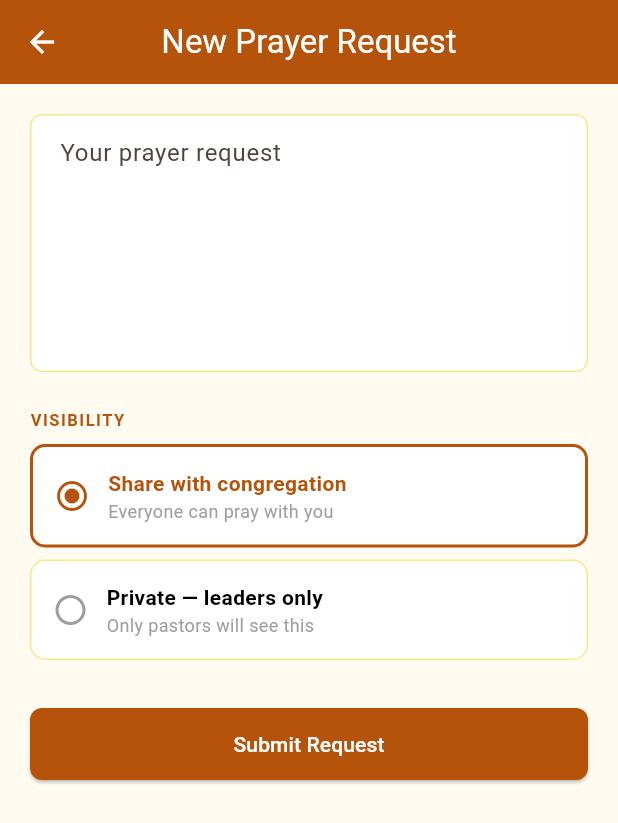
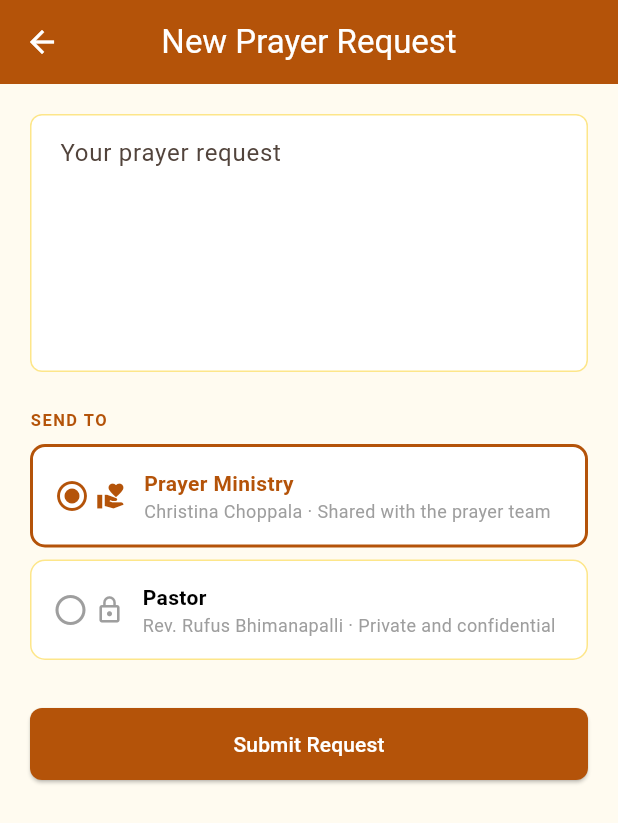
Before and after one commit to ebhatt/tcfc-app, a Flutter app: the screen it shows once a user with an empty profile is signed in, item 3 of the bottom bar chosen, after a tap on the "add" icon, on a phone screen of 412 x 824 dp. Shown: the top 823 px of the screen. Run offline on Flutter 3.47's test engine with Material 3 defaults, Android fonts, the phone set to English and light mode, and no system bars; our stand-ins replace cloud_firestore, firebase_auth, firebase_core, table_calendar; accounts and stored records are empty.

Commit message:
feat: route prayer requests to Pastor or Prayer Ministry by name
Co-Authored-By: Claude Sonnet 4.6 <noreply@anthropic.com>

```diff
--- a/lib/screens/prayer/submit_prayer_screen.dart
+++ b/lib/screens/prayer/submit_prayer_screen.dart
@@ -66,7 +66,7 @@ class _SubmitPrayerScreenState extends State<SubmitPrayerScreen> {
               ),
               const SizedBox(height: 24),
               const Text(
-                'VISIBILITY',
+                'SEND TO',
                 style: TextStyle(
                     fontSize: 11,
                     color: AppTheme.primary,
@@ -77,16 +77,18 @@ class _SubmitPrayerScreenState extends State<SubmitPrayerScreen> {
               _VisibilityOption(
                 value: 'public',
                 groupValue: _visibility,
-                title: 'Share with congregation',
-                subtitle: 'Everyone can pray with you',
+                icon: Icons.volunteer_activism,
+                title: 'Prayer Ministry',
+                subtitle: 'Christina Choppala · Shared with the prayer team',
                 onChanged: (v) => setState(() => _visibility = v!),
               ),
               const SizedBox(height: 8),
               _VisibilityOption(
                 value: 'private',
                 groupValue: _visibility,
-                title: 'Private — leaders only',
-                subtitle: 'Only pastors will see this',
+                icon: Icons.lock_outline,
+                title: 'Pastor',
+                subtitle: 'Rev. Rufus Bhimanapalli · Private and confidential',
                 onChanged: (v) => setState(() => _visibility = v!),
               ),
               const SizedBox(height: 32),
@@ -107,6 +109,7 @@ class _SubmitPrayerScreenState extends State<SubmitPrayerScreen> {
 class _VisibilityOption extends StatelessWidget {
   final String value;
   final String groupValue;
+  final IconData icon;
   final String title;
   final String subtitle;
   final ValueChanged<String?> onChanged;
@@ -114,6 +117,7 @@ class _VisibilityOption extends StatelessWidget {
   const _VisibilityOption({
     required this.value,
     required this.groupValue,
+    required this.icon,
     required this.title,
     required this.subtitle,
     required this.onChanged,
@@ -138,11 +142,13 @@ class _VisibilityOption extends StatelessWidget {
         child: Row(
           children: [
             Icon(
-              selected
-                  ? Icons.radio_button_checked
-                  : Icons.radio_button_off,
+              selected ? Icons.radio_button_checked : Icons.radio_button_off,
               color: selected ? AppTheme.primary : Colors.grey,
             ),
+            const SizedBox(width: 4),
+            Icon(icon,
+                color: selected ? AppTheme.primary : Colors.grey,
+                size: 20),
             const SizedBox(width: 12),
             Expanded(
               child: Column(
```
